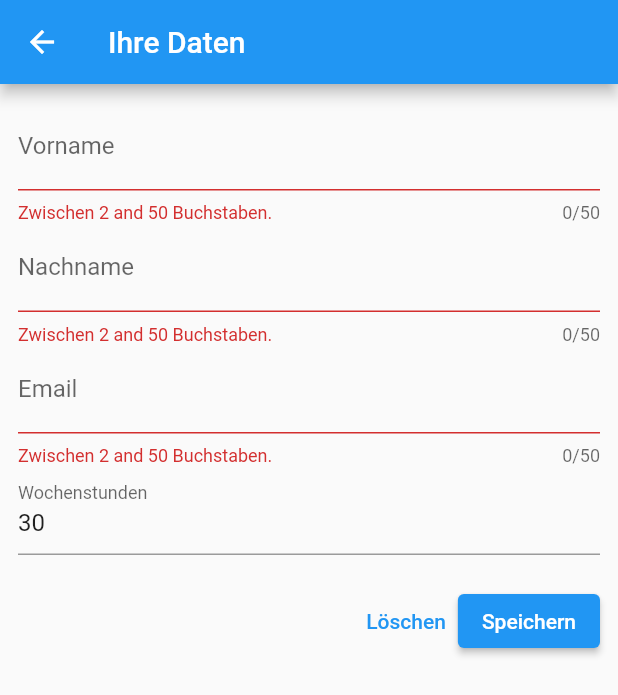
After one commit to michaelu123/fpflege_flutter, a Flutter app: the Eigenschaften screen opened directly, after a tap on "Speichern", on a phone screen of 412 x 824 dp. The commit adds this screen. Shown: the top 695 px of the screen. Run offline on Flutter 3.47's test engine with Material 2 defaults, Android fonts, the phone set to English and light mode, and no system bars; our stand-ins replace flutter_riverpod, sqflite, sqflite_common_ffi, string_validator; accounts and stored records are empty.

Commit message:
Eigenschaften

```diff
--- a/lib/arbeitsblatt_screen.dart
+++ b/lib/arbeitsblatt_screen.dart
@@ -1,6 +1,7 @@
 import 'package:flutter/material.dart';
 import 'package:flutter_riverpod/flutter_riverpod.dart';
 import 'package:fpflege/db_provider.dart';
+import 'package:fpflege/eigenschaften_screen.dart';
 import 'package:fpflege/einsatz.dart';
 import 'package:fpflege/utils.dart';
 
@@ -22,7 +23,7 @@ class _ArbeitsblattState extends ConsumerState<Arbeitsblatt> {
   void initState() {
     super.initState();
     dayIdx = date2Idx(day); // YYYY.MM.DD
-    dayFuture = ref.read(dbProvider.notifier).loadDay(dayIdx);
+    dayFuture = ref.read(dbProvider.notifier).load(dayIdx);
     store = ref.read(dbProvider.notifier).store;
   }
 
@@ -39,7 +40,7 @@ class _ArbeitsblattState extends ConsumerState<Arbeitsblatt> {
     }
     dayShown = date2Txt(day); // Mo, DD.MM.YYYY
     dayIdx = date2Idx(day); // YYYY.MM.DD
-    dayFuture = ref.read(dbProvider.notifier).loadDay(dayIdx);
+    dayFuture = ref.read(dbProvider.notifier).load(dayIdx);
     setState(() {});
   }
 
@@ -57,7 +58,13 @@ class _ArbeitsblattState extends ConsumerState<Arbeitsblatt> {
         ),
         leading: IconButton(
           icon: const Icon(Icons.account_box),
-          onPressed: () {},
+          onPressed: () {
+            Navigator.of(context).push(
+              MaterialPageRoute(builder: (ctx) {
+                return const Eigenschaften();
+              }),
+            );
+          },
         ),
         actions: [
           IconButton(
--- a/lib/db_provider.dart
+++ b/lib/db_provider.dart
@@ -11,11 +11,19 @@ Future<Database> _getDatabase() async {
   final dbPath = await sql.getDatabasesPath();
   final db = await sql.openDatabase(
     path.join(dbPath, "arbeitsblatt.db"),
-    onCreate: (db, version) {
-      return db.execute("""
-          CREATE TABLE arbeitsblatt(tag TEXT,fnr INTEGER,
-          einsatzstelle TEXT,beginn TEXT,ende TEXT,
-          fahrtzeit TEXT,kh INTEGER)
+    onCreate: (db, version) async {
+      await db.execute("""
+          CREATE TABLE arbeitsblatt(
+            tag TEXT,fnr INTEGER,
+            einsatzstelle TEXT,beginn TEXT,ende TEXT,
+            fahrtzeit TEXT,kh INTEGER)
+      """);
+      await db.execute("""
+          CREATE TABLE eigenschaften(
+            vorname TEXT,
+            nachname TEXT,
+            wochenstunden TEXT,
+            emailadresse TEXT)
       """);
     },
     version: 1,
@@ -35,7 +43,7 @@ class DBNotifier extends StateNotifier<FpflegeDay> {
   DBNotifier() : super(FpflegeDay.empty(""));
   Database? db;
 
-  Future<void> loadDay(String dayIdx) async {
+  Future<FpflegeDay> loadDay(String dayIdx) async {
     db ??= await _getDatabase();
     final data = await db!.query(
       "arbeitsblatt",
@@ -59,14 +67,16 @@ class DBNotifier extends StateNotifier<FpflegeDay> {
         day = day.copyWith(no, "fahrzeit", fahrzeit as String);
       }
       final kh = row["kh"];
-      print("kh $kh");
       if (kh != null) day = day.copyWith(no, "kh", kh as String);
     }
-    state = day;
+    return day;
+  }
+
+  Future<void> load(String dayIdx) async {
+    state = await loadDay(dayIdx);
   }
 
   Future<void> store(int no, String name, String value) async {
-    print("xxxx store ${state.dayIdx} $no $name $value");
     state = state.copyWith(no, name, value);
     db ??= await _getDatabase();
     int chgCnt = await db!.update(
@@ -75,7 +85,6 @@ class DBNotifier extends StateNotifier<FpflegeDay> {
       where: "tag=? and fnr=?",
       whereArgs: [state.dayIdx, no],
     );
-    print("xxxx update $no $name $value : $chgCnt");
     if (chgCnt == 0) {
       await db!.insert("arbeitsblatt", {
         "tag": state.dayIdx,
@@ -84,6 +93,33 @@ class DBNotifier extends StateNotifier<FpflegeDay> {
       });
     }
   }
+
+  Future<List<Object>> readEigenschaften() async {
+    db ??= await _getDatabase();
+    final data = await db!.query(
+      "eigenschaften",
+    );
+    if (data.isEmpty) {
+      return ["", "", "", 30];
+    }
+    final vorname = data[0]["vorname"] as String;
+    final nachname = data[0]["nachname"] as String;
+    final email = data[0]["emailadresse"] as String;
+    final stunden = data[0]["wochenstunden"] as int;
+
+    return [vorname, nachname, email, stunden];
+  }
+
+  Future<void> storeEigenschaften(
+      String vorname, String nachname, String email, int stunden) async {
+    db ??= await _getDatabase();
+    await db!.insert("eigenschaften", {
+      "vorname": vorname,
+      "nachname": nachname,
+      "emailadresse": email,
+      "wochenstunden": stunden,
+    });
+  }
 }
 
 final dbProvider = StateNotifierProvider<DBNotifier, FpflegeDay>((ref) {
--- /dev/null
+++ b/lib/eigenschaften_screen.dart
@@ -0,0 +1,170 @@
+import 'package:flutter/material.dart';
+import 'package:flutter_riverpod/flutter_riverpod.dart';
+import 'package:fpflege/db_provider.dart';
+
+class Eigenschaften extends ConsumerStatefulWidget {
+  const Eigenschaften({super.key});
+
+  @override
+  ConsumerState<Eigenschaften> createState() => _EigenschaftenState();
+}
+
+class _EigenschaftenState extends ConsumerState<Eigenschaften> {
+  final _formKey = GlobalKey<FormState>();
+  late Future<List<Object>> _eigenschaftenFuture;
+
+  String newVorname = "";
+  String newNachname = "";
+  String newEmail = "";
+  int newStunden = 35;
+  var isSending = false;
+
+  @override
+  void initState() {
+    super.initState();
+    _eigenschaftenFuture = ref.read(dbProvider.notifier).readEigenschaften();
+  }
+
+  void _save() async {
+    final state = _formKey.currentState!;
+    if (!state.validate()) return;
+    try {
+      state.save();
+      await ref
+          .read(dbProvider.notifier)
+          .storeEigenschaften(newVorname, newNachname, newEmail, newStunden);
+
+      // ignore: use_build_context_synchronously
+      if (!context.mounted) return;
+      Navigator.of(context).pop();
+    } catch (e) {
+      print("ex!");
+      print(e);
+    } finally {
+      setState(() => isSending = false);
+    }
+  }
+
+  @override
+  Widget build(BuildContext context) {
+    return Scaffold(
+      appBar: AppBar(
+        title: const Text("Ihre Daten"),
+      ),
+      body: Padding(
+        padding: const EdgeInsets.all(12),
+        child: FutureBuilder(
+          future: _eigenschaftenFuture,
+          builder: (context, snapshot) {
+            if (snapshot.connectionState == ConnectionState.waiting) {
+              return const CircularProgressIndicator();
+            }
+            List<Object> eigenschaften = snapshot.data!;
+            newVorname = eigenschaften[0] as String;
+            newNachname = eigenschaften[1] as String;
+            newEmail = eigenschaften[2] as String;
+            newStunden = eigenschaften[3] as int;
+            return Form(
+              key: _formKey,
+              child: Column(
+                children: [
+                  TextFormField(
+                    initialValue: newVorname,
+                    maxLength: 50,
+                    decoration: const InputDecoration(
+                      label: Text('Vorname'),
+                    ),
+                    validator: (value) {
+                      if (value == null || value.trim().length < 2) {
+                        return "Zwischen 2 and 50 Buchstaben.";
+                      }
+                      return null;
+                    },
+                    onSaved: (v) {
+                      newVorname = v!.trim();
+                    },
+                  ),
+                  TextFormField(
+                    initialValue: newNachname,
+                    maxLength: 50,
+                    decoration: const InputDecoration(
+                      label: Text('Nachname'),
+                    ),
+                    validator: (value) {
+                      if (value == null || value.trim().length < 2) {
+                        return "Zwischen 2 and 50 Buchstaben.";
+                      }
+                      return null;
+                    },
+                    onSaved: (v) {
+                      newNachname = v!.trim();
+                    },
+                  ),
+                  TextFormField(
+                    initialValue: newEmail,
+                    maxLength: 50,
+                    decoration: const InputDecoration(
+                      label: Text('Email'),
+                    ),
+                    keyboardType: TextInputType.emailAddress,
+                    validator: (value) {
+                      if (value == null || value.trim().length < 2) {
+                        return "Zwischen 2 and 50 Buchstaben.";
+                      }
+                      if (!value.contains("@")) {
+                        return "Kein @ in Email-Adresse";
+                      }
+                      return null;
+                    },
+                    onSaved: (v) {
+                      newEmail = v!.trim();
+                    },
+                  ),
+                  TextFormField(
+                    initialValue: newStunden.toString(),
+                    keyboardType: TextInputType.number,
+                    decoration: const InputDecoration(
+                      label: Text("Wochenstunden"),
+                    ),
+                    validator: (value) {
+                      int? v = int.tryParse(value ?? "0");
+                      if (v == null || v <= 20 || v > 40) {
+                        return "Eine Zahl zwischen 20 und 40";
+                      }
+                      return null;
+                    },
+                    onSaved: (v) {
+                      newStunden = int.parse(v!);
+                    },
+                  ),
+                  const SizedBox(height: 20),
+                  Row(
+                    mainAxisAlignment: MainAxisAlignment.end,
+                    children: [
+                      TextButton(
+                          onPressed: isSending
+                              ? null
+                              : () {
+                                  _formKey.currentState!.reset();
+                                },
+                          child: const Text("Löschen")),
+                      ElevatedButton(
+                          onPressed: isSending ? null : _save,
+                          child: isSending
+                              ? const SizedBox(
+                                  height: 16,
+                                  width: 16,
+                                  child: CircularProgressIndicator(),
+                                )
+                              : const Text("Speichern")),
+                    ],
+                  )
+                ],
+              ),
+            );
+          },
+        ),
+      ),
+    );
+  }
+}
--- a/lib/einsatz.dart
+++ b/lib/einsatz.dart
@@ -52,11 +52,6 @@ class _EinsatzState extends ConsumerState<Einsatz> {
       String newValue;
       try {
         newValue = standardize(name, value);
-        if (name == "einsatz" && widget.no == 1) {
-          // TODO fillinStdBegEnd(wtag2Stunden)
-          await widget.store(widget.no, "begin", "08:00");
-          await widget.store(widget.no, "end", "16:30");
-        }
       } catch (e) {
         newValue = "";
         ScaffoldMessenger.of(context)
```
